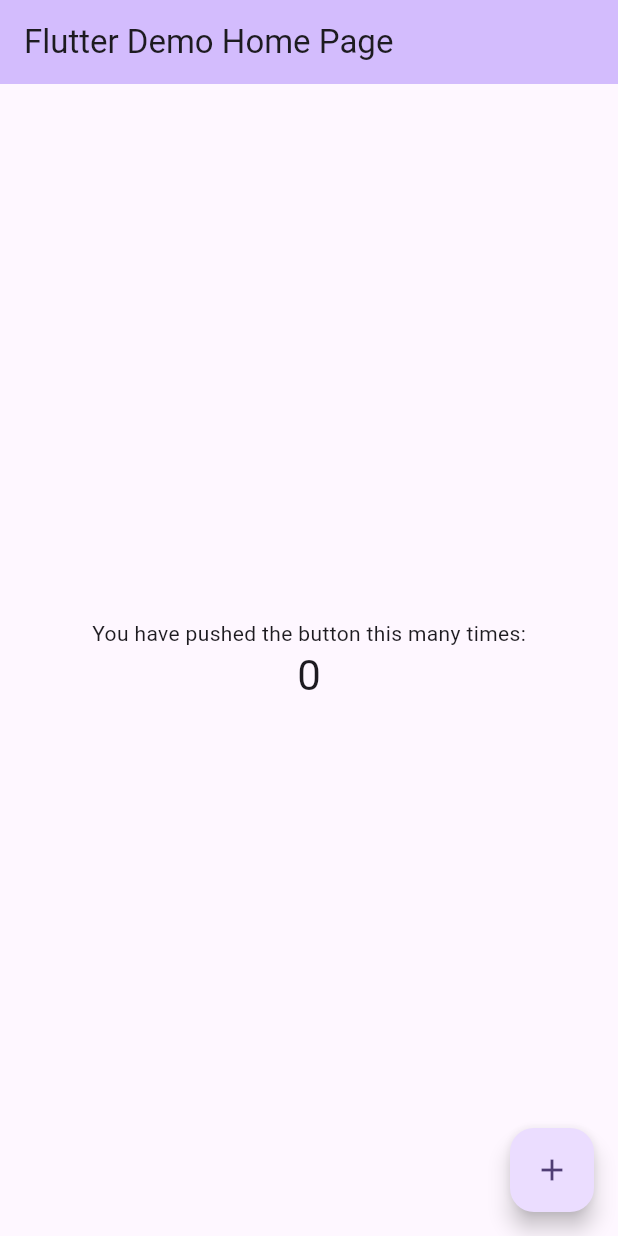
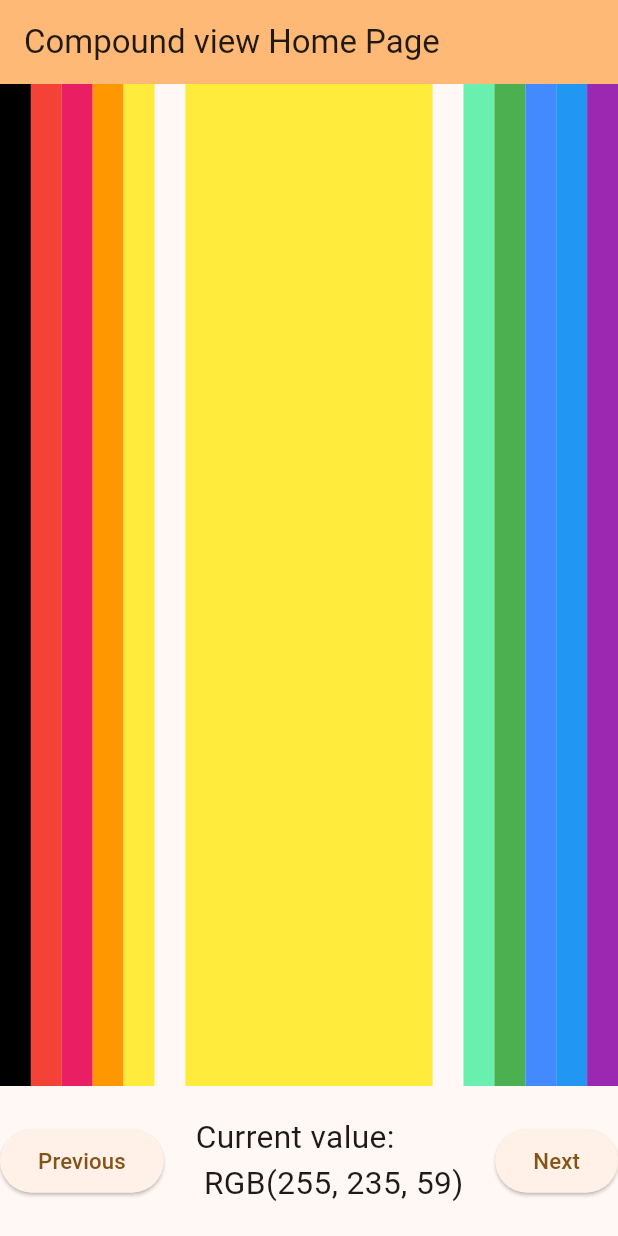
Before and after one commit to arkadi4/flutter_learning_apps, a Flutter app: the screen it shows after launch, on a phone screen of 412 x 824 dp. Run offline on Flutter 3.47's test engine with Material 2 defaults, Android fonts, the phone set to English and light mode, and no system bars.

Commit message:
feat: done, only if I understood task correctly (Tue Aug 29 23:28:12 RTZ 2023)

```diff
--- /dev/null
+++ b/work_with_design_7_compound_view/lib/custom_view.dart
@@ -0,0 +1,99 @@
+
+
+import 'package:flutter/material.dart';
+import 'package:provider/provider.dart';
+import 'package:work_with_design_7_compound_view/view_model_custom_view.dart';
+
+class CustomView extends StatelessWidget {
+  const CustomView({super.key});
+
+
+
+  @override
+  Widget build(BuildContext context) {
+    double screenSize = MediaQuery.of(context).size.width;
+    ViewModelCustomView viewModel = context.watch<ViewModelCustomView>();
+    return Center(
+      child: Column(
+        mainAxisAlignment: MainAxisAlignment.center,
+        children: <Widget>[
+          Expanded(
+            child: Row(
+              children: [
+                Container(
+                  width: screenSize/20,
+                  color: viewModel.color1,
+                ),
+                Container(
+                  width: screenSize/20,
+                  color: viewModel.color2,
+                ),
+                Container(
+                  width: screenSize/20,
+                  color: viewModel.color3,
+                ),
+                Container(
+                  width: screenSize/20,
+                  color: viewModel.color4,
+                ),
+                Container(
+                  width: screenSize/20,
+                  color: viewModel.color5,
+                ),
+                SizedBox(width: screenSize/20,),
+                Container(
+                  width: screenSize *8 / 20,
+                  color: viewModel.currentColor,
+                ),
+                SizedBox(width: screenSize/20,),
+                Container(
+                  width: screenSize/20,
+                  color: viewModel.color6,
+                ),
+                Container(
+                  width: screenSize/20,
+                  color: viewModel.color7,
+                ),
+                Container(
+                  width: screenSize/20,
+                  color: viewModel.color8,
+                ),
+                Container(
+                  width: screenSize/20,
+                  color: viewModel.color9,
+                ),
+                Container(
+                  width: screenSize/20,
+                  color: viewModel.color10,
+                ),
+              ],
+            ),
+          ),
+          SizedBox(
+            height: 100,
+            child: FittedBox(
+              child: Row(
+                mainAxisAlignment: MainAxisAlignment.spaceAround,
+                children: [
+                  ElevatedButton(onPressed: viewModel.previousButtonHandler, child: const Text("Previous")),
+                  const SizedBox(width: 20,),
+                  FittedBox(
+                    child: Text(
+                      "Current value:\n RGB(${viewModel.currentColor.red}, ${viewModel.currentColor.green}, ${viewModel.currentColor.blue})",
+                      maxLines: 5,
+                      style: const TextStyle(
+                        fontSize: 20,
+                      ),
+                    ),
+                  ),
+                  const SizedBox(width: 20,),
+                  ElevatedButton(onPressed: viewModel.nextButtonHandler, child: const Text("Next")),
+                ],
+              ),
+            ),
+          ),
+        ],
+      ),
+    );
+  }
+}
--- a/work_with_design_7_compound_view/lib/main.dart
+++ b/work_with_design_7_compound_view/lib/main.dart
@@ -1,4 +1,7 @@
 import 'package:flutter/material.dart';
+import 'package:provider/provider.dart';
+import 'package:work_with_design_7_compound_view/custom_view.dart';
+import 'package:work_with_design_7_compound_view/view_model_custom_view.dart';
 
 void main() {
   runApp(const MyApp());
@@ -7,119 +10,36 @@ void main() {
 class MyApp extends StatelessWidget {
   const MyApp({super.key});
 
-  // This widget is the root of your application.
   @override
   Widget build(BuildContext context) {
     return MaterialApp(
-      title: 'Flutter Demo',
+      title: 'Compound view',
       theme: ThemeData(
-        // This is the theme of your application.
-        //
-        // TRY THIS: Try running your application with "flutter run". You'll see
-        // the application has a blue toolbar. Then, without quitting the app,
-        // try changing the seedColor in the colorScheme below to Colors.green
-        // and then invoke "hot reload" (save your changes or press the "hot
-        // reload" button in a Flutter-supported IDE, or press "r" if you used
-        // the command line to start the app).
-        //
-        // Notice that the counter didn't reset back to zero; the application
-        // state is not lost during the reload. To reset the state, use hot
-        // restart instead.
-        //
-        // This works for code too, not just values: Most code changes can be
-        // tested with just a hot reload.
-        colorScheme: ColorScheme.fromSeed(seedColor: Colors.deepPurple),
+        colorScheme: ColorScheme.fromSeed(seedColor: Colors.orange),
         useMaterial3: true,
       ),
-      home: const MyHomePage(title: 'Flutter Demo Home Page'),
+      home: const MyHomePage(title: 'Compound view Home Page'),
     );
   }
 }
 
-class MyHomePage extends StatefulWidget {
+class MyHomePage extends StatelessWidget {
   const MyHomePage({super.key, required this.title});
-
-  // This widget is the home page of your application. It is stateful, meaning
-  // that it has a State object (defined below) that contains fields that affect
-  // how it looks.
-
-  // This class is the configuration for the state. It holds the values (in this
-  // case the title) provided by the parent (in this case the App widget) and
-  // used by the build method of the State. Fields in a Widget subclass are
-  // always marked "final".
 
   final String title;
 
   @override
-  State<MyHomePage> createState() => _MyHomePageState();
-}
+  Widget build(BuildContext context) {
 
-class _MyHomePageState extends State<MyHomePage> {
-  int _counter = 0;
-
-  void _incrementCounter() {
-    setState(() {
-      // This call to setState tells the Flutter framework that something has
-      // changed in this State, which causes it to rerun the build method below
-      // so that the display can reflect the updated values. If we changed
-      // _counter without calling setState(), then the build method would not be
-      // called again, and so nothing would appear to happen.
-      _counter++;
-    });
-  }
-
-  @override
-  Widget build(BuildContext context) {
-    // This method is rerun every time setState is called, for instance as done
-    // by the _incrementCounter method above.
-    //
-    // The Flutter framework has been optimized to make rerunning build methods
-    // fast, so that you can just rebuild anything that needs updating rather
-    // than having to individually change instances of widgets.
     return Scaffold(
       appBar: AppBar(
-        // TRY THIS: Try changing the color here to a specific color (to
-        // Colors.amber, perhaps?) and trigger a hot reload to see the AppBar
-        // change color while the other colors stay the same.
         backgroundColor: Theme.of(context).colorScheme.inversePrimary,
-        // Here we take the value from the MyHomePage object that was created by
-        // the App.build method, and use it to set our appbar title.
-        title: Text(widget.title),
+        title: Text(title),
       ),
-      body: Center(
-        // Center is a layout widget. It takes a single child and positions it
-        // in the middle of the parent.
-        child: Column(
-          // Column is also a layout widget. It takes a list of children and
-          // arranges them vertically. By default, it sizes itself to fit its
-          // children horizontally, and tries to be as tall as its parent.
-          //
-          // Column has various properties to control how it sizes itself and
-          // how it positions its children. Here we use mainAxisAlignment to
-          // center the children vertically; the main axis here is the vertical
-          // axis because Columns are vertical (the cross axis would be
-          // horizontal).
-          //
-          // TRY THIS: Invoke "debug painting" (choose the "Toggle Debug Paint"
-          // action in the IDE, or press "p" in the console), to see the
-          // wireframe for each widget.
-          mainAxisAlignment: MainAxisAlignment.center,
-          children: <Widget>[
-            const Text(
-              'You have pushed the button this many times:',
-            ),
-            Text(
-              '$_counter',
-              style: Theme.of(context).textTheme.headlineMedium,
-            ),
-          ],
-        ),
+      body: ChangeNotifierProvider(
+        create: (context) => ViewModelCustomView(),
+        child: const CustomView()
       ),
-      floatingActionButton: FloatingActionButton(
-        onPressed: _incrementCounter,
-        tooltip: 'Increment',
-        child: const Icon(Icons.add),
-      ), // This trailing comma makes auto-formatting nicer for build methods.
     );
   }
 }
--- /dev/null
+++ b/work_with_design_7_compound_view/lib/view_model_custom_view.dart
@@ -0,0 +1,46 @@
+
+
+import 'package:flutter/material.dart';
+
+class ViewModelCustomView extends ChangeNotifier{
+  Color color1 = Colors.black;
+  Color color2 = Colors.red;
+  Color color3 = Colors.pink;
+  Color color4 = Colors.orange;
+  Color color5 = Colors.yellow;
+  Color color6 = Colors.greenAccent;
+  Color color7 = Colors.green;
+  Color color8 = Colors.blueAccent;
+  Color color9 = Colors.blue;
+  Color color10 = Colors.purple;
+
+  int currentIndex = 4;
+  late Color currentColor;
+  late List<Color> listOfColors;
+
+  ViewModelCustomView() {
+    listOfColors = [color1, color2, color3, color4, color5, color6,
+      color7, color8, color9, color10];
+    currentColor = listOfColors[currentIndex];
+  }
+
+  previousButtonHandler(){
+    if (currentIndex == 0) {
+      currentIndex = (listOfColors.length-1);
+    } else {
+      currentIndex -= 1;
+    }
+    currentColor = listOfColors[currentIndex];
+    notifyListeners();
+  }
+
+  nextButtonHandler(){
+    if (currentIndex == (listOfColors.length-1) )  {
+      currentIndex = 0;
+    } else {
+      currentIndex += 1;
+    }
+    currentColor = listOfColors[currentIndex];
+    notifyListeners();
+  }
+}
--- a/work_with_design_7_compound_view/pubspec.yaml
+++ b/work_with_design_7_compound_view/pubspec.yaml
@@ -35,6 +35,7 @@ dependencies:
   # The following adds the Cupertino Icons font to your application.
   # Use with the CupertinoIcons class for iOS style icons.
   cupertino_icons: ^1.0.2
+  provider: ^6.0.5
 
 dev_dependencies:
   flutter_test:
```
Also changed, not shown: work_with_design_7_compound_view/pubspec.lock.
